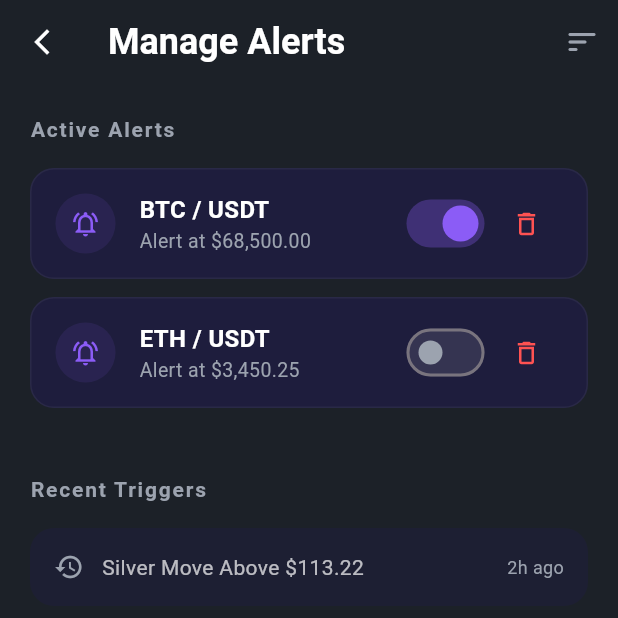
After one commit to kareem-kamel/green_rabbit_v2, a Flutter app: the AlertsListScreen screen opened directly, on a phone screen of 412 x 824 dp. The commit adds this screen. Shown: the top 618 px of the screen. Run offline on Flutter 3.47's test engine with Material 3 defaults, Android fonts, the phone set to English and light mode, and no system bars; our stand-ins replace equatable, flutter_bloc; network calls fail; statements that could not run were skipped.

Commit message:
Fixing the layout tree for alerts

```diff
--- /dev/null
+++ b/lib/features/alerts/presentation/screens/alerts_list_screen.dart
@@ -0,0 +1,107 @@
+import 'package:flutter/material.dart';
+import 'package:flutter_bloc/flutter_bloc.dart';
+import '../../../../core/theme/app_colors.dart';
+import '../cubit/alert_cubit.dart';
+import '../cubit/alert_state.dart';
+import '../widgets/alert_tile.dart';
+
+class AlertsListScreen extends StatelessWidget {
+  const AlertsListScreen({super.key});
+
+  @override
+  Widget build(BuildContext context) {
+    return Scaffold(
+      backgroundColor: AppColors.scaffoldBg,
+      appBar: AppBar(
+        backgroundColor: AppColors.scaffoldBg,
+        elevation: 0,
+        centerTitle: false,
+        title: const Text(
+          "Manage Alerts",
+          style: TextStyle(fontSize: 24, fontWeight: FontWeight.bold, color: Colors.white),
+        ),
+        leading: IconButton(
+          icon: const Icon(Icons.arrow_back_ios_new, color: Colors.white, size: 20),
+          onPressed: () => Navigator.pop(context),
+        ),
+        actions: [
+          IconButton(
+            icon: const Icon(Icons.sort_rounded, color: AppColors.textGrey),
+            onPressed: () {},
+          ),
+        ],
+      ),
+      body: BlocBuilder<AlertCubit, AlertState>(
+        builder: (context, state) {
+          // For now, we'll show a sample list.
+          // Later, you'll add a 'List<AlertModel> savedAlerts' to your AlertState.
+          return ListView(
+            padding: const EdgeInsets.all(20),
+            children: [
+              _buildSectionHeader("Active Alerts"),
+              const SizedBox(height: 16),
+
+              // Sample Alert Tile using your existing style logic
+              AlertTile(
+                assetName: "BTC / USDT",
+                targetPrice: "68,500.00",
+                isActive: true,
+                onToggle: (val) {
+                  // Logic to toggle specific alert would go here
+                },
+                onDelete: () {},
+              ),
+
+              AlertTile(
+                assetName: "ETH / USDT",
+                targetPrice: "3,450.25",
+                isActive: false,
+                onToggle: (val) {},
+                onDelete: () {},
+              ),
+
+              const SizedBox(height: 32),
+              _buildSectionHeader("Recent Triggers"),
+              const SizedBox(height: 16),
+              _buildTriggeredLog("Silver", "Move Above", "113.22"),
+            ],
+          );
+        },
+      ),
+    );
+  }
+
+  Widget _buildSectionHeader(String title) {
+    return Text(
+      title,
+      style: const TextStyle(
+        color: AppColors.textGrey,
+        fontSize: 14,
+        fontWeight: FontWeight.bold,
+        letterSpacing: 1.2,
+      ),
+    );
+  }
+
+  Widget _buildTriggeredLog(String asset, String condition, String price) {
+    return Container(
+      padding: const EdgeInsets.all(16),
+      decoration: BoxDecoration(
+        color: AppColors.cardBg.withOpacity(0.5),
+        borderRadius: BorderRadius.circular(16),
+      ),
+      child: Row(
+        children: [
+          const Icon(Icons.history, color: AppColors.textGrey, size: 20),
+          const SizedBox(width: 12),
+          Text(
+            "$asset $condition \$$price",
+            style: const TextStyle(color: Colors.white70, fontSize: 14),
+          ),
+          const Spacer(),
+          const Text("2h ago", style: TextStyle(color: AppColors.textGrey, fontSize: 12)),
+        ],
+      ),
+    );
+  }
+}
--- /dev/null
+++ b/lib/features/alerts/presentation/widgets/alert_tile.dart
@@ -0,0 +1,70 @@
+import 'package:flutter/material.dart';
+import '../../../../core/theme/app_colors.dart';
+
+class AlertTile extends StatelessWidget {
+  final String assetName;
+  final String targetPrice;
+  final bool isActive;
+  final ValueChanged<bool> onToggle;
+  final VoidCallback onDelete;
+
+  const AlertTile({
+    super.key,
+    required this.assetName,
+    required this.targetPrice,
+    required this.isActive,
+    required this.onToggle,
+    required this.onDelete,
+  });
+
+  @override
+  Widget build(BuildContext context) {
+    return Container(
+      margin: const EdgeInsets.only(bottom: 12),
+      padding: const EdgeInsets.symmetric(horizontal: 16, vertical: 12),
+      decoration: BoxDecoration(
+        color: AppColors.cardBg,
+        borderRadius: BorderRadius.circular(16),
+        border: Border.all(color: Colors.white.withOpacity(0.05)),
+      ),
+      child: Row(
+        children: [
+          CircleAvatar(
+            backgroundColor: AppColors.primaryPurple.withOpacity(0.1),
+            child: const Icon(Icons.notifications_active_outlined,
+              color: AppColors.primaryPurple, size: 20),
+          ),
+          const SizedBox(width: 16),
+          Expanded(
+            child: Column(
+              crossAxisAlignment: CrossAxisAlignment.start,
+              children: [
+                Text(
+                  assetName,
+                  style: const TextStyle(color: Colors.white, fontWeight: FontWeight.bold, fontSize: 16),
+                ),
+                Text(
+                  "Alert at \$$targetPrice",
+                  style: const TextStyle(color: AppColors.textGrey, fontSize: 13),
+                ),
+              ],
+            ),
+          ),
+          // Custom Styled Switch
+          Switch(
+            value: isActive,
+            onChanged: onToggle,
+            activeColor: AppColors.primaryPurple,
+            activeTrackColor: AppColors.primaryPurple.withOpacity(0.3),
+            inactiveThumbColor: AppColors.textGrey,
+            inactiveTrackColor: Colors.white10,
+          ),
+          IconButton(
+            icon: const Icon(Icons.delete_outline, color: Colors.redAccent, size: 20),
+            onPressed: onDelete,
+          ),
+        ],
+      ),
+    );
+  }
+}
--- a/lib/features/alerts/create_alert_sheet.dart
+++ b/lib/features/alerts/presentation/widgets/create_alert_sheet.dart
@@ -1,7 +1,7 @@
 import 'package:flutter/material.dart';
 import 'package:flutter_bloc/flutter_bloc.dart';
-import './cubit/alert_cubit.dart';
-import './cubit/alert_state.dart';
+import '../cubit/alert_cubit.dart';
+import '../cubit/alert_state.dart';
 
 class CreateAlertSheet extends StatelessWidget {
   final String assetName;
--- /dev/null
+++ b/lib/features/alerts/presentation/widgets/price_input_field.dart
@@ -0,0 +1,45 @@
+import 'package:flutter/material.dart';
+import '../../../../core/theme/app_colors.dart';
+
+class PriceInputField extends StatelessWidget {
+  final TextEditingController controller;
+  final String label;
+
+  const PriceInputField({
+    super.key,
+    required this.controller,
+    required this.label
+  });
+
+  @override
+  Widget build(BuildContext context) {
+    return Column(
+      crossAxisAlignment: CrossAxisAlignment.start,
+      children: [
+        Text(label, style: const TextStyle(color: AppColors.textGrey, fontSize: 12)),
+        const SizedBox(height: 8),
+        TextField(
+          controller: controller,
+          keyboardType: const TextInputType.numberWithOptions(decimal: true),
+          style: const TextStyle(color: Colors.white, fontSize: 24, fontWeight: FontWeight.bold),
+          cursorColor: AppColors.primaryPurple,
+          decoration: InputDecoration(
+            prefixText: "\$ ",
+            prefixStyle: const TextStyle(color: AppColors.primaryPurple, fontSize: 24),
+            filled: true,
+            fillColor: AppColors.cardBg,
+            contentPadding: const EdgeInsets.symmetric(horizontal: 16, vertical: 20),
+            enabledBorder: OutlineInputBorder(
+              borderRadius: BorderRadius.circular(16),
+              borderSide: const BorderSide(color: Colors.white10),
+            ),
+            focusedBorder: OutlineInputBorder(
+              borderRadius: BorderRadius.circular(16),
+              borderSide: const BorderSide(color: AppColors.primaryPurple, width: 2),
+            ),
+          ),
+        ),
+      ],
+    );
+  }
+}
```
Also changed, not shown: lib/features/alerts/data/models/alert_model.dart (added), lib/features/alerts/data/repository/alert_repository.dart (added), lib/features/alerts/data/services/notification_service.dart (added), lib/features/alerts/presentation/cubit/alert_cubit.dart (renamed from lib/features/alerts/cubit/alert_cubit.dart), lib/features/alerts/presentation/cubit/alert_state.dart (renamed from lib/features/alerts/cubit/alert_state.dart).
